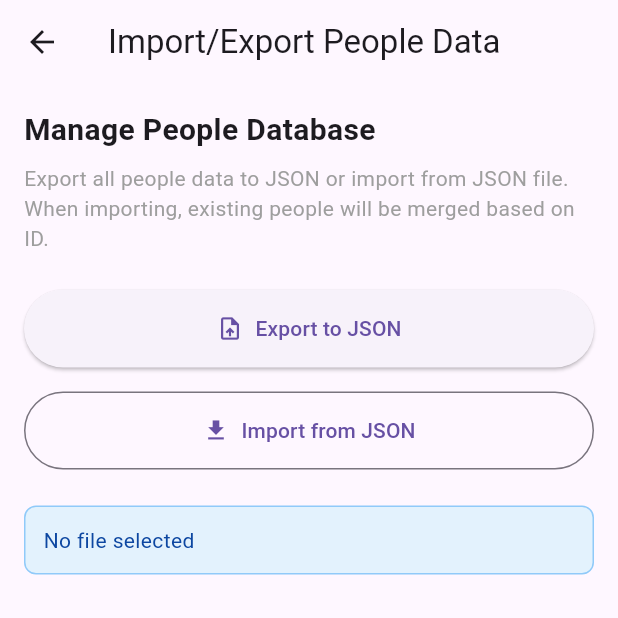
After one commit to lethihanhvan/ai_camera_3, a Flutter app: the ImportExportPage screen opened directly, after a tap on "Export to JSON", after a tap on "Import from JSON", on a phone screen of 412 x 824 dp, the top half of it. The commit adds this screen. Run offline on Flutter 3.47's test engine with Material 3 defaults, Android fonts, the phone set to English and light mode, and no system bars; our stand-ins replace camera, file_picker, open_file, permission_handler, sqflite; missing offline and left inert: google_mlkit_face_detection, heic_to_png_jpg, syncfusion_flutter_xlsio, tflite_flutter, wechat_assets_picker; accounts and stored records are empty.

```diff
--- a/lib/main.dart
+++ b/lib/main.dart
@@ -6,6 +6,7 @@ import 'dart:typed_data';
 import 'package:ai_camera/utils/face_utils.dart';
 import 'package:ai_camera/views/exported_files_page.dart';
 import 'package:ai_camera/views/face_image_preview.dart';
+import 'package:ai_camera/views/import_export_page.dart';
 import 'package:flutter/material.dart';
 import 'package:wechat_assets_picker/wechat_assets_picker.dart';
 import 'package:tflite_flutter/tflite_flutter.dart' as tfl;
@@ -384,7 +385,48 @@ class _HomePageState extends State<HomePage> {
       );
     }
     return Scaffold(
-      appBar: AppBar(title: const Text('AI Camera Detection')),
+      appBar: AppBar(
+        title: const Text('AI Camera Detection'),
+        actions: [
+          PopupMenuButton<String>(
+            icon: const Icon(Icons.settings),
+            tooltip: 'Settings',
+            onSelected: (value) {
+              if (value == 'import_export') {
+                Navigator.of(context).push(
+                  MaterialPageRoute(builder: (_) => const ImportExportPage()),
+                );
+              } else if (value == 'report_files') {
+                Navigator.of(context).push(
+                  MaterialPageRoute(builder: (_) => const ExportedFilesPage()),
+                );
+              }
+            },
+            itemBuilder: (BuildContext context) => [
+              const PopupMenuItem<String>(
+                value: 'import_export',
+                child: Row(
+                  children: [
+                    Icon(Icons.import_export, size: 20),
+                    SizedBox(width: 12),
+                    Text('Import/Export Data'),
+                  ],
+                ),
+              ),
+              const PopupMenuItem<String>(
+                value: 'report_files',
+                child: Row(
+                  children: [
+                    Icon(Icons.folder_outlined, size: 20),
+                    SizedBox(width: 12),
+                    Text('Report Files'),
+                  ],
+                ),
+              ),
+            ],
+          ),
+        ],
+      ),
       body: SafeArea(
         child: Column(
           children: [
@@ -486,18 +528,6 @@ class _HomePageState extends State<HomePage> {
                       child: Center(child: Text('Show Found People')),
                     ),
                   ),
-                  const SizedBox(height: 8),
-                  OutlinedButton(
-                    onPressed: () {
-                      Navigator.of(context).push(
-                        MaterialPageRoute(builder: (_) => const ExportedFilesPage()),
-                      );
-                    },
-                    child: const SizedBox(
-                      width: double.infinity,
-                      child: Center(child: Text('Report Files')),
-                    ),
-                  ),
                   // optionally keep camera button
                   // const SizedBox(height: 8),
                   // OutlinedButton(
--- /dev/null
+++ b/lib/views/import_export_page.dart
@@ -0,0 +1,372 @@
+import 'dart:convert';
+import 'dart:io';
+import 'dart:typed_data';
+import 'package:flutter/material.dart';
+import 'package:file_picker/file_picker.dart';
+import 'package:path_provider/path_provider.dart';
+import 'package:permission_handler/permission_handler.dart';
+import '../db/database_helper.dart';
+import '../dto/people.dart';
+
+class ImportExportPage extends StatefulWidget {
+  const ImportExportPage({Key? key}) : super(key: key);
+
+  @override
+  State<ImportExportPage> createState() => _ImportExportPageState();
+}
+
+class _ImportExportPageState extends State<ImportExportPage> {
+  final DatabaseHelper _dbHelper = DatabaseHelper();
+  bool _isLoading = false;
+  String? _statusMessage;
+  bool _hasStoragePermission = false;
+
+  @override
+  void initState() {
+    super.initState();
+    _checkPermissions();
+  }
+
+  Future<void> _checkPermissions() async {
+    if (Platform.isAndroid) {
+      final manageStatus = await Permission.manageExternalStorage.status;
+      final storageStatus = await Permission.storage.status;
+      setState(() {
+        _hasStoragePermission = manageStatus.isGranted || storageStatus.isGranted;
+      });
+    } else {
+      setState(() {
+        _hasStoragePermission = true;
+      });
+    }
+  }
+
+  @override
+  Widget build(BuildContext context) {
+    return Scaffold(
+      appBar: AppBar(
+        title: const Text('Import/Export People Data'),
+      ),
+      body: Padding(
+        padding: const EdgeInsets.all(16.0),
+        child: Column(
+          crossAxisAlignment: CrossAxisAlignment.stretch,
+          children: [
+            const Text(
+              'Manage People Database',
+              style: TextStyle(fontSize: 20, fontWeight: FontWeight.bold),
+            ),
+            const SizedBox(height: 8),
+            const Text(
+              'Export all people data to JSON or import from JSON file. When importing, existing people will be merged based on ID.',
+              style: TextStyle(fontSize: 14, color: Colors.grey),
+            ),
+            const SizedBox(height: 24),
+
+            // Permission Warning
+            if (!_hasStoragePermission)
+              Container(
+                padding: const EdgeInsets.all(12),
+                margin: const EdgeInsets.only(bottom: 16),
+                decoration: BoxDecoration(
+                  color: Colors.orange.shade50,
+                  borderRadius: BorderRadius.circular(8),
+                  border: Border.all(color: Colors.orange.shade200),
+                ),
+                child: Column(
+                  crossAxisAlignment: CrossAxisAlignment.stretch,
+                  children: [
+                    Row(
+                      children: [
+                        Icon(Icons.warning_amber_rounded, color: Colors.orange.shade700, size: 20),
+                        const SizedBox(width: 8),
+                        Expanded(
+                          child: Text(
+                            'Storage permission required',
+                            style: TextStyle(
+                              color: Colors.orange.shade900,
+                              fontWeight: FontWeight.bold,
+                              fontSize: 14,
+                            ),
+                          ),
+                        ),
+                      ],
+                    ),
+                    const SizedBox(height: 8),
+                    Text(
+                      'To export files, this app needs storage access permission.',
+                      style: TextStyle(
+                        color: Colors.orange.shade900,
+                        fontSize: 13,
+                      ),
+                    ),
+                    const SizedBox(height: 12),
+                    OutlinedButton.icon(
+                      onPressed: () async {
+                        await openAppSettings();
+                        await _checkPermissions();
+                      },
+                      icon: const Icon(Icons.settings, size: 18),
+                      label: const Text('Open Settings'),
+                      style: OutlinedButton.styleFrom(
+                        foregroundColor: Colors.orange.shade700,
+                        side: BorderSide(color: Colors.orange.shade700),
+                        padding: const EdgeInsets.symmetric(vertical: 8),
+                      ),
+                    ),
+                  ],
+                ),
+              ),
+
+            // Export Button
+            ElevatedButton.icon(
+              onPressed: _isLoading ? null : _exportToJson,
+              icon: const Icon(Icons.upload_file),
+              label: const Text('Export to JSON'),
+              style: ElevatedButton.styleFrom(
+                padding: const EdgeInsets.symmetric(vertical: 16),
+              ),
+            ),
+            const SizedBox(height: 16),
+
+            // Import Button
+            OutlinedButton.icon(
+              onPressed: _isLoading ? null : _importFromJson,
+              icon: const Icon(Icons.download),
+              label: const Text('Import from JSON'),
+              style: OutlinedButton.styleFrom(
+                padding: const EdgeInsets.symmetric(vertical: 16),
+              ),
+            ),
+
+            const SizedBox(height: 24),
+
+            // Status Message
+            if (_isLoading)
+              const Center(
+                child: CircularProgressIndicator(),
+              ),
+
+            if (_statusMessage != null && !_isLoading)
+              Container(
+                padding: const EdgeInsets.all(12),
+                decoration: BoxDecoration(
+                  color: Colors.blue.shade50,
+                  borderRadius: BorderRadius.circular(8),
+                  border: Border.all(color: Colors.blue.shade200),
+                ),
+                child: Text(
+                  _statusMessage!,
+                  style: TextStyle(
+                    color: Colors.blue.shade900,
+                    fontSize: 14,
+                  ),
+                ),
+              ),
+          ],
+        ),
+      ),
+    );
+  }
+
+  Future<void> _exportToJson() async {
+    setState(() {
+      _isLoading = true;
+      _statusMessage = null;
+    });
+
+    try {
+      // Request storage permission based on Android version
+      PermissionStatus status;
+      if (Platform.isAndroid) {
+        // Try to request manageExternalStorage for full access
+        status = await Permission.manageExternalStorage.request();
+
+        // Fallback to regular storage permission if manage not granted
+        if (!status.isGranted) {
+          status = await Permission.storage.request();
+        }
+      } else {
+        status = await Permission.storage.request();
+      }
+
+      if (!status.isGranted && !status.isLimited) {
+        setState(() {
+          _statusMessage = 'Storage permission denied. Please grant storage permission in app settings.';
+          _isLoading = false;
+        });
+        return;
+      }
+
+      // Get all people from database
+      final people = await _dbHelper.getAllPeople();
+
+      if (people.isEmpty) {
+        setState(() {
+          _statusMessage = 'No people data to export';
+          _isLoading = false;
+        });
+        return;
+      }
+
+      // Convert to JSON
+      final jsonData = {
+        'version': 1,
+        'exportDate': DateTime.now().toIso8601String(),
+        'count': people.length,
+        'people': people.map((p) => p.toJson()).toList(),
+      };
+
+      final jsonString = const JsonEncoder.withIndent('  ').convert(jsonData);
+
+      // Save to Downloads directory
+      Directory? directory;
+      if (Platform.isAndroid) {
+        directory = Directory('/storage/emulated/0/Download');
+        if (!await directory.exists()) {
+          directory = await getExternalStorageDirectory();
+        }
+      } else {
+        directory = await getApplicationDocumentsDirectory();
+      }
+
+      final timestamp = DateTime.now().toIso8601String().replaceAll(':', '-').split('.')[0];
+      final fileName = 'people_export_$timestamp.json';
+      final file = File('${directory!.path}/$fileName');
+
+      await file.writeAsString(jsonString);
+
+      setState(() {
+        _statusMessage = 'Successfully exported ${people.length} people to:\n${file.path}';
+        _isLoading = false;
+      });
+
+      if (mounted) {
+        ScaffoldMessenger.of(context).showSnackBar(
+          SnackBar(
+            content: Text('Exported to: ${file.path}'),
+            duration: const Duration(seconds: 5),
+            action: SnackBarAction(
+              label: 'OK',
+              onPressed: () {},
+            ),
+          ),
+        );
+      }
+    } catch (e) {
+      setState(() {
+        _statusMessage = 'Export failed: $e';
+        _isLoading = false;
+      });
+    }
+  }
+
+  Future<void> _importFromJson() async {
+    setState(() {
+      _isLoading = true;
+      _statusMessage = null;
+    });
+
+    try {
+      // Pick JSON file
+      final result = await FilePicker.platform.pickFiles(
+        type: FileType.custom,
+        allowedExtensions: ['json'],
+      );
+
+      if (result == null || result.files.isEmpty) {
+        setState(() {
+          _statusMessage = 'No file selected';
+          _isLoading = false;
+        });
+        return;
+      }
+
+      final filePath = result.files.single.path;
+      if (filePath == null) {
+        setState(() {
+          _statusMessage = 'Invalid file path';
+          _isLoading = false;
+        });
+        return;
+      }
+
+      // Read and parse JSON
+      final file = File(filePath);
+      final jsonString = await file.readAsString();
+      final jsonData = jsonDecode(jsonString) as Map<String, dynamic>;
+
+      final peopleList = (jsonData['people'] as List<dynamic>)
+          .map((e) => People.fromJson(e as Map<String, dynamic>))
+          .toList();
+
+      if (peopleList.isEmpty) {
+        setState(() {
+          _statusMessage = 'No people data found in file';
+          _isLoading = false;
+        });
+        return;
+      }
+
+      // Import with migration logic
+      int newCount = 0;
+      int updatedCount = 0;
+
+      for (final person in peopleList) {
+        final existing = await _dbHelper.getPeopleById(person.id);
+
+        if (existing != null) {
+          // Merge: combine embeddings and images
+          final mergedEmbeddings = <List<double>>[
+            ...existing.embeddings,
+            ...person.embeddings,
+          ];
+
+          final mergedImages = <Uint8List>[
+            ...existing.images,
+            ...person.images,
+          ];
+
+          final merged = People(
+            id: person.id,
+            name: person.name,
+            classification: person.classification,
+            studentId: person.studentId,
+            email: person.email,
+            embeddings: mergedEmbeddings,
+            images: mergedImages,
+          );
+
+          await _dbHelper.updatePeople(merged);
+          updatedCount++;
+        } else {
+          // Insert new person
+          await _dbHelper.insertPeople(person);
+          newCount++;
+        }
+      }
+
+      setState(() {
+        _statusMessage = 'Import completed!\n'
+            'New people: $newCount\n'
+            'Updated people: $updatedCount\n'
+            'Total processed: ${peopleList.length}';
+        _isLoading = false;
+      });
+
+      if (mounted) {
+        ScaffoldMessenger.of(context).showSnackBar(
+          SnackBar(
+            content: Text('Imported $newCount new, updated $updatedCount existing'),
+            backgroundColor: Colors.green,
+          ),
+        );
+      }
+    } catch (e) {
+      setState(() {
+        _statusMessage = 'Import failed: $e';
+        _isLoading = false;
+      });
+    }
+  }
+}
--- a/pubspec.yaml
+++ b/pubspec.yaml
@@ -53,6 +53,7 @@ dependencies:
   open_file: ^3.5.10
   excel: ^4.0.6
   heic_to_png_jpg: ^0.0.5
+  file_picker: ^8.1.4
 
 dev_dependencies:
   flutter_test:
```
Also changed, not shown: pubspec.lock, 2 other files.
